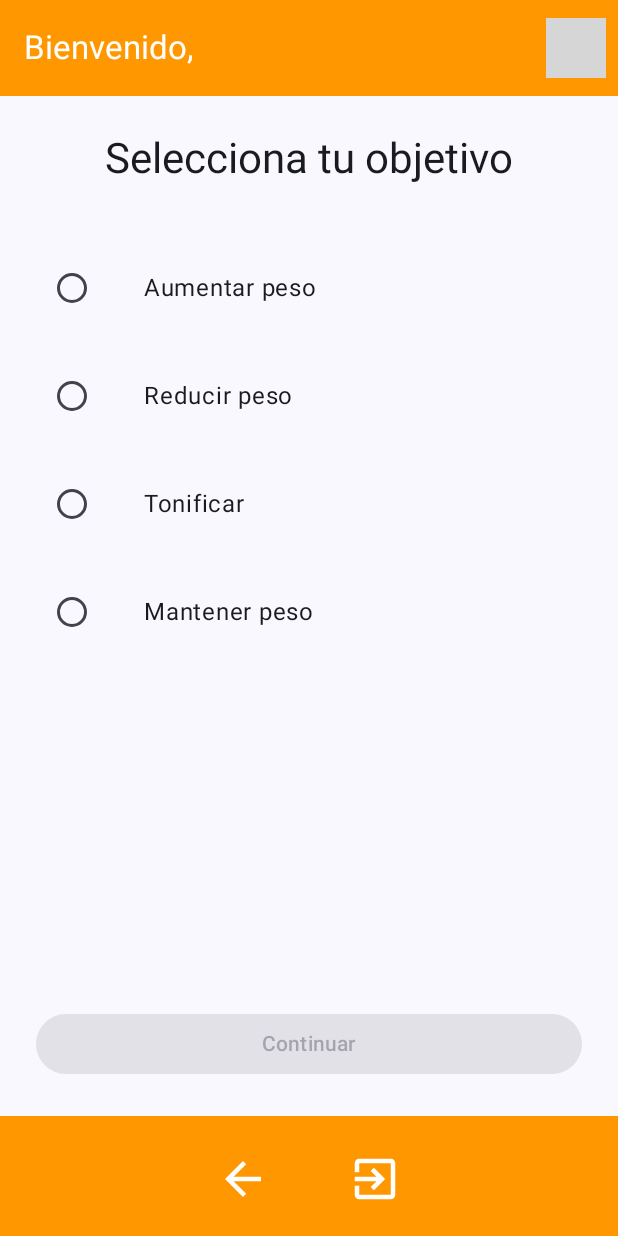
After one commit to jmconsen/MyTFG, an Android app built with Jetpack Compose: the PantallaSeleccionDieta screen opened through its navigation route, on a phone screen of 412 x 824 dp. The commit adds this screen. Run offline under Robolectric (Android 15) with nearby library versions, the phone set to English and light mode, and no system bars; grey boxes are pictures that could not be loaded.

Commit message:
DPantallas ietas añadidas

```diff
--- a/app/src/main/java/com/example/mytfg/NavigationApp.kt
+++ b/app/src/main/java/com/example/mytfg/NavigationApp.kt
@@ -13,6 +13,9 @@
 import com.example.mytfg.ui.theme.screens.login.PantallaLogin
 import com.example.mytfg.ui.theme.screens.menu.PantallaMenu
 import com.example.mytfg.ui.theme.screens.login.PantallaRegistro
+import com.example.mytfg.ui.theme.screens.dieta.PantallaDieta
+import com.example.mytfg.ui.theme.screens.dieta.PantallaSeleccionDieta
+
 
 @Composable
 fun NavigationApp(
@@ -60,5 +63,17 @@
             val ejercicioId = backStackEntry.arguments?.getString("ejercicioId") ?: ""
             PantallaDetalleEjercicio(navHostController, ejercicioId)
         }
+        // Pantallas de dieta
+        composable("PantallaSeleccionDieta") {
+            PantallaSeleccionDieta(navHostController)
+        }
+        composable(
+            "PantallaDieta/{objetivo}",
+            arguments = listOf(navArgument("objetivo") { type = NavType.StringType })
+        ) { backStackEntry ->
+            val objetivo = backStackEntry.arguments?.getString("objetivo") ?: ""
+            PantallaDieta(navHostController, objetivo)
+        }
+
     }
 }
--- /dev/null
+++ b/app/src/main/java/com/example/mytfg/model/Dieta.kt
@@ -0,0 +1,6 @@
+package com.example.mytfg.model
+
+data class Dieta(
+    val objetivo: String,
+    val descripcion: String
+)
--- /dev/null
+++ b/app/src/main/java/com/example/mytfg/ui/theme/screens/dieta/PantallaSeleccionDieta.kt
@@ -0,0 +1,81 @@
+package com.example.mytfg.ui.theme.screens.dieta
+
+import androidx.compose.runtime.*
+import androidx.compose.foundation.layout.*
+import androidx.compose.foundation.selection.selectable
+import androidx.compose.material3.*
+import androidx.compose.ui.Alignment
+import androidx.compose.ui.Modifier
+import androidx.compose.ui.unit.dp
+import androidx.lifecycle.viewmodel.compose.viewModel
+import androidx.navigation.NavHostController
+import com.example.mytfg.viewmodel.DietaViewModel
+
+@Composable
+fun PantallaSeleccionDieta(
+    navHostController: NavHostController,
+    viewModel: DietaViewModel = viewModel()
+) {
+    val opciones = listOf("Aumentar peso", "Reducir peso", "Tonificar", "Mantener peso")
+    val objetivoSeleccionado by viewModel.objetivoSeleccionado.collectAsState()
+
+    Column(
+        modifier = Modifier
+            .fillMaxSize()
+            .padding(24.dp),
+        horizontalAlignment = Alignment.CenterHorizontally
+    ) {
+        Text(
+            text = "Selecciona tu objetivo",
+            style = MaterialTheme.typography.headlineMedium,
+            modifier = Modifier.padding(bottom = 32.dp)
+        )
+
+        opciones.forEach { opcion ->
+            Row(
+                modifier = Modifier
+                    .fillMaxWidth()
+                    .selectable(
+                        selected = objetivoSeleccionado == opcion,
+                        onClick = { viewModel.seleccionarObjetivo(opcion) }
+                    )
+                    .padding(vertical = 12.dp),
+                verticalAlignment = Alignment.CenterVertically
+            ) {
+                RadioButton(
+                    selected = objetivoSeleccionado == opcion,
+                    onClick = { viewModel.seleccionarObjetivo(opcion) }
+                )
+                Spacer(modifier = Modifier.width(16.dp))
+                Text(
+                    text = opcion,
+                    style = MaterialTheme.typography.bodyLarge,
+                    modifier = Modifier
+                        .fillMaxWidth()
+                        .padding(start = 8.dp)
+                        .selectable(
+                            selected = objetivoSeleccionado == opcion,
+                            onClick = { viewModel.seleccionarObjetivo(opcion) }
+                        )
+                )
+            }
+        }
+
+        Spacer(modifier = Modifier.weight(1f))
+
+        Button(
+            onClick = {
+                objetivoSeleccionado?.let {
+                    val objetivoFormateado = it.replace(" ", "_").lowercase()
+                    navHostController.navigate("PantallaDieta/$objetivoFormateado")
+                }
+            },
+            modifier = Modifier
+                .fillMaxWidth()
+                .padding(top = 24.dp),
+            enabled = objetivoSeleccionado != null
+        ) {
+            Text("Continuar", style = MaterialTheme.typography.labelLarge)
+        }
+    }
+}
--- a/app/src/main/java/com/example/mytfg/ui/theme/screens/menu/PantallaMenu.kt
+++ b/app/src/main/java/com/example/mytfg/ui/theme/screens/menu/PantallaMenu.kt
@@ -82,7 +82,7 @@
 
                     BotonEstandar(
                         texto = "Dietas",
-                        onClick = { navHostController.navigate("PantallaCategorias") },
+                        onClick = { navHostController.navigate("PantallaSeleccionDieta") },
                         modifier = Modifier
                             .fillMaxWidth()
                             .padding(vertical = 8.dp)
--- /dev/null
+++ b/app/src/main/java/com/example/mytfg/viewmodel/DietaViewModel.kt
@@ -0,0 +1,61 @@
+package com.example.mytfg.viewmodel
+
+import androidx.lifecycle.ViewModel
+import kotlinx.coroutines.flow.MutableStateFlow
+import kotlinx.coroutines.flow.StateFlow
+import kotlinx.coroutines.flow.asStateFlow
+
+class DietaViewModel : ViewModel() {
+    // Recomendaciones de dieta
+    private val dietas = mapOf(
+        "aumentar_peso" to """
+            🔋 Dieta hipercalórica:
+            - 3000-3500 kcal/día
+            - Alto en carbohidratos complejos
+            - 2g proteína/kg peso
+            - Ejemplo desayuno: Avena, plátano, frutos secos, leche entera
+            - Ejemplo comida: Pasta integral, pollo, verduras, aceite de oliva
+        """.trimIndent(),
+        "reducir_peso" to """
+            ⚖️ Dieta hipocalórica:
+            - 1800-2200 kcal/día
+            - Enfocada en proteínas magras
+            - Reducción de carbohidratos simples
+            - Ejemplo desayuno: Yogur desnatado, frutos rojos, semillas de chía
+            - Ejemplo comida: Pescado blanco, ensalada variada, quinoa
+        """.trimIndent(),
+        "tonificar" to """
+            💪 Dieta de mantenimiento:
+            - 2500-2800 kcal/día
+            - 40% proteínas, 40% carbos, 20% grasas
+            - Ejemplo desayuno: Tortilla de claras, pan integral, tomate
+            - Ejemplo comida: Ternera magra, arroz integral, brócoli
+        """.trimIndent(),
+        "mantener_peso" to """
+            🔄 Dieta equilibrada:
+            - 2500 kcal/día
+            - 5 comidas al día
+            - 30 minutos de ejercicio diario
+            - Ejemplo desayuno: Pan integral, aguacate, huevo cocido
+            - Ejemplo comida: Lentejas, arroz, verduras asadas
+        """.trimIndent()
+    )
+
+    // Estado para la selección de objetivo (para PantallaSeleccionDieta)
+    private val _objetivoSeleccionado = MutableStateFlow<String?>(null)
+    val objetivoSeleccionado: StateFlow<String?> = _objetivoSeleccionado.asStateFlow()
+
+    // Estado para el contenido de la dieta (para PantallaDieta)
+    private val _contenidoDieta = MutableStateFlow<String?>(null)
+    val contenidoDieta: StateFlow<String?> = _contenidoDieta.asStateFlow()
+
+    // Función para seleccionar objetivo (PantallaSeleccionDieta)
+    fun seleccionarObjetivo(objetivo: String) {
+        _objetivoSeleccionado.value = objetivo
+    }
+
+    // Función para cargar la dieta según el objetivo (PantallaDieta)
+    fun cargarDieta(objetivo: String) {
+        _contenidoDieta.value = dietas[objetivo]
+    }
+}
```
Also changed, not shown: app/src/main/java/com/example/mytfg/ui/theme/screens/dieta/PantallaDieta.kt (added, +67 -0 lines).
